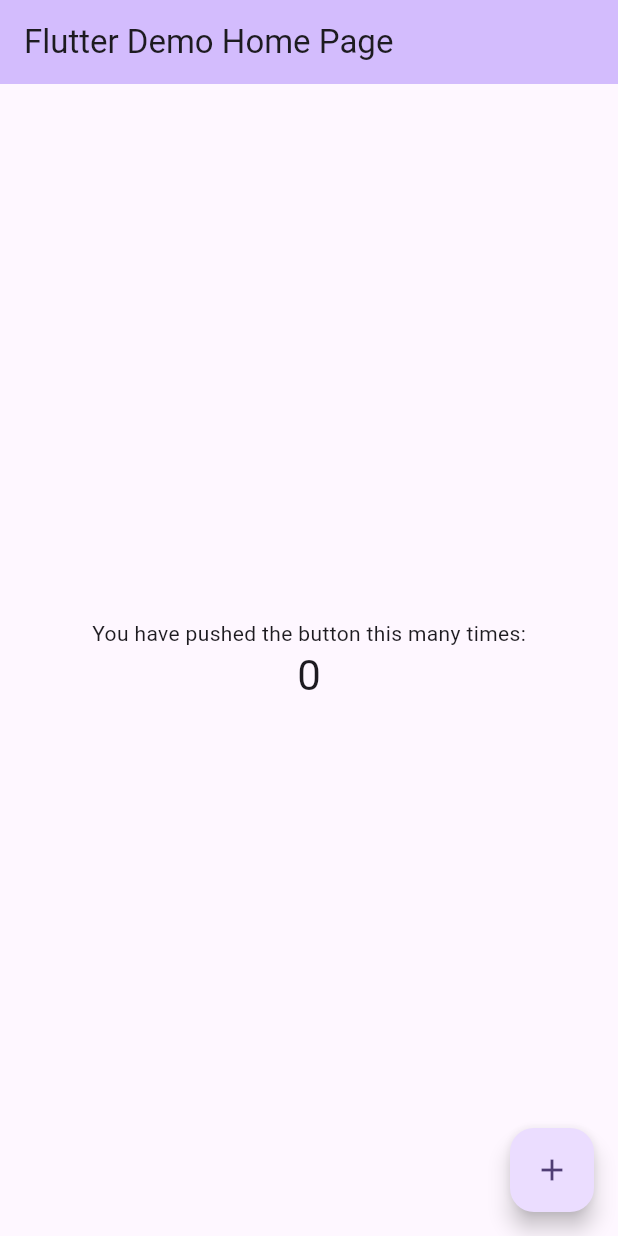
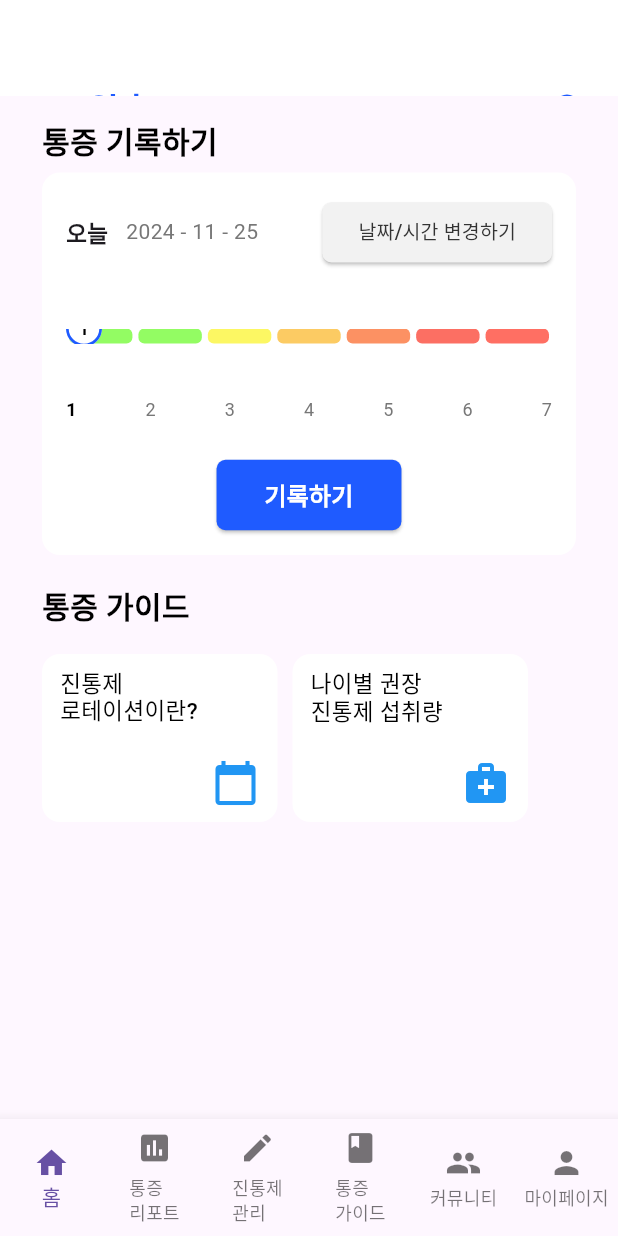
Before and after one commit to jisunshin79/terminal, a Flutter app: the screen it shows after launch, on a phone screen of 412 x 824 dp. Run offline on Flutter 3.47's test engine with Material 3 defaults, Android fonts, the phone set to English and light mode, and no system bars; Roboto replaces fonts that are missing (NPS font, Pretendard).

Commit message:
Initial Commit_HomeScreen

```diff
--- a/lib/main.dart
+++ b/lib/main.dart
@@ -1,125 +1,19 @@
 import 'package:flutter/material.dart';
+import 'screens/s_HomeScreen.dart';
 
-void main() {
-  runApp(const MyApp());
+void main(){
+  runApp(MyApp());
 }
 
 class MyApp extends StatelessWidget {
   const MyApp({super.key});
 
-  // This widget is the root of your application.
   @override
   Widget build(BuildContext context) {
     return MaterialApp(
-      title: 'Flutter Demo',
-      theme: ThemeData(
-        // This is the theme of your application.
-        //
-        // TRY THIS: Try running your application with "flutter run". You'll see
-        // the application has a purple toolbar. Then, without quitting the app,
-        // try changing the seedColor in the colorScheme below to Colors.green
-        // and then invoke "hot reload" (save your changes or press the "hot
-        // reload" button in a Flutter-supported IDE, or press "r" if you used
-        // the command line to start the app).
-        //
-        // Notice that the counter didn't reset back to zero; the application
-        // state is not lost during the reload. To reset the state, use hot
-        // restart instead.
-        //
-        // This works for code too, not just values: Most code changes can be
-        // tested with just a hot reload.
-        colorScheme: ColorScheme.fromSeed(seedColor: Colors.deepPurple),
-        useMaterial3: true,
-      ),
-      home: const MyHomePage(title: 'Flutter Demo Home Page'),
+      title: '스윗홈',
+      debugShowCheckedModeBanner: false,
+      home: const HomeScreen(),
     );
   }
 }
-
-class MyHomePage extends StatefulWidget {
-  const MyHomePage({super.key, required this.title});
-
-  // This widget is the home page of your application. It is stateful, meaning
-  // that it has a State object (defined below) that contains fields that affect
-  // how it looks.
-
-  // This class is the configuration for the state. It holds the values (in this
-  // case the title) provided by the parent (in this case the App widget) and
-  // used by the build method of the State. Fields in a Widget subclass are
-  // always marked "final".
-
-  final String title;
-
-  @override
-  State<MyHomePage> createState() => _MyHomePageState();
-}
-
-class _MyHomePageState extends State<MyHomePage> {
-  int _counter = 0;
-
-  void _incrementCounter() {
-    setState(() {
-      // This call to setState tells the Flutter framework that something has
-      // changed in this State, which causes it to rerun the build method below
-      // so that the display can reflect the updated values. If we changed
-      // _counter without calling setState(), then the build method would not be
-      // called again, and so nothing would appear to happen.
-      _counter++;
-    });
-  }
-
-  @override
-  Widget build(BuildContext context) {
-    // This method is rerun every time setState is called, for instance as done
-    // by the _incrementCounter method above.
-    //
-    // The Flutter framework has been optimized to make rerunning build methods
-    // fast, so that you can just rebuild anything that needs updating rather
-    // than having to individually change instances of widgets.
-    return Scaffold(
-      appBar: AppBar(
-        // TRY THIS: Try changing the color here to a specific color (to
-        // Colors.amber, perhaps?) and trigger a hot reload to see the AppBar
-        // change color while the other colors stay the same.
-        backgroundColor: Theme.of(context).colorScheme.inversePrimary,
-        // Here we take the value from the MyHomePage object that was created by
-        // the App.build method, and use it to set our appbar title.
-        title: Text(widget.title),
-      ),
-      body: Center(
-        // Center is a layout widget. It takes a single child and positions it
-        // in the middle of the parent.
-        child: Column(
-          // Column is also a layout widget. It takes a list of children and
-          // arranges them vertically. By default, it sizes itself to fit its
-          // children horizontally, and tries to be as tall as its parent.
-          //
-          // Column has various properties to control how it sizes itself and
-          // how it positions its children. Here we use mainAxisAlignment to
-          // center the children vertically; the main axis here is the vertical
-          // axis because Columns are vertical (the cross axis would be
-          // horizontal).
-          //
-          // TRY THIS: Invoke "debug painting" (choose the "Toggle Debug Paint"
-          // action in the IDE, or press "p" in the console), to see the
-          // wireframe for each widget.
-          mainAxisAlignment: MainAxisAlignment.center,
-          children: <Widget>[
-            const Text(
-              'You have pushed the button this many times:',
-            ),
-            Text(
-              '$_counter',
-              style: Theme.of(context).textTheme.headlineMedium,
-            ),
-          ],
-        ),
-      ),
-      floatingActionButton: FloatingActionButton(
-        onPressed: _incrementCounter,
-        tooltip: 'Increment',
-        child: const Icon(Icons.add),
-      ), // This trailing comma makes auto-formatting nicer for build methods.
-    );
-  }
-}
--- /dev/null
+++ b/lib/screens/s_HomeScreen.dart
@@ -0,0 +1,122 @@
+import 'package:flutter/material.dart';
+import 'package:terminal/theme/colors.dart';
+import 'package:terminal/widgets/w_PainRecordBox.dart';
+import 'package:terminal/widgets/w_GuideCard.dart';
+
+class HomeScreen extends StatelessWidget {
+  const HomeScreen({super.key});
+
+  @override
+  Widget build(BuildContext context) {
+    // 화면 높이 계산
+    final screenHeight = MediaQuery.of(context).size.height;
+    final appBarHeight = 64.0; // AppBar 높이
+    final bottomNavBarHeight = 90.0; // BottomNavigationBar 높이
+
+    // 화면에 들어갈 수 있는 최대 높이
+    final contentHeight = screenHeight - appBarHeight - bottomNavBarHeight;
+
+    return Scaffold(
+      appBar: PreferredSize(
+        preferredSize: Size.fromHeight(appBarHeight),
+        child: AppBar(
+          backgroundColor: boxBackgroundColor,
+          elevation: 0,
+          flexibleSpace: Padding(
+            padding: const EdgeInsets.only(left: 35, top: 55, right: 18),
+            child: Row(
+              children: [
+                Text(
+                  '스윗홈',
+                  style: TextStyle(
+                    color: primaryColor,
+                    fontSize: 24,
+                    fontWeight: FontWeight.bold,
+                    fontFamily: 'NPS font',
+                    letterSpacing: 0.3,
+                    height: 1.5,
+                  ),
+                ),
+                Spacer(),
+                Stack(
+                  children: [
+                    IconButton(
+                      icon: Icon(Icons.notifications_none_outlined, color: Colors.black),
+                      onPressed: () {},
+                    ),
+                    Positioned(
+                      right: 8,
+                      top: 8,
+                      child: CircleAvatar(
+                        radius: 8,
+                        backgroundColor: primaryColor,
+                        child: Text(
+                          '2',
+                          style: TextStyle(color: boxBackgroundColor, fontSize: 11),
+                        ),
+                      ),
+                    )
+                  ],
+                )
+              ],
+            ),
+          ),
+        ),
+      ),
+      body: SingleChildScrollView(
+        child: Container(
+          padding: const EdgeInsets.symmetric(horizontal: 28, vertical: 16),
+          constraints: BoxConstraints(minHeight: contentHeight),
+          child: Column(
+            crossAxisAlignment: CrossAxisAlignment.start,
+            children: [
+              Text(
+                '통증 기록하기',
+                style: TextStyle(
+                  color: Colors.black,
+                  fontSize: 20,
+                  fontWeight: FontWeight.w600,
+                  fontFamily: 'Pretendard',
+                  height: 1.4,
+                ),
+              ),
+              SizedBox(height: 5),
+              PainRecordBox(),
+              SizedBox(height: 20), // 간격 추가
+              Text(
+                '통증 가이드',
+                style: TextStyle(
+                  color: Colors.black,
+                  fontSize: 20,
+                  fontWeight: FontWeight.w600,
+                  fontFamily: 'Pretendard',
+                  height: 1.4,
+                ),
+              ),
+              SizedBox(height: 16),
+              Row(
+                children: [
+                  GuideCard('진통제\n로테이션이란?', Icons.calendar_today),
+                  SizedBox(width: 10),
+                  GuideCard('나이별 권장\n진통제 섭취량', Icons.medical_services),
+                ],
+              ),
+
+            ],
+          ),
+        ),
+      ),
+      bottomNavigationBar: BottomNavigationBar(
+        type: BottomNavigationBarType.fixed,
+        items: const [
+          BottomNavigationBarItem(icon: Icon(Icons.home), label: '홈'),
+          BottomNavigationBarItem(icon: Icon(Icons.insert_chart), label: '통증\n리포트'),
+          BottomNavigationBarItem(icon: Icon(Icons.edit), label: '진통제\n관리'),
+          BottomNavigationBarItem(icon: Icon(Icons.book), label: '통증\n가이드'),
+          BottomNavigationBarItem(icon: Icon(Icons.people), label: '커뮤니티'),
+          BottomNavigationBarItem(icon: Icon(Icons.person), label: '마이페이지'),
+        ],
+      ),
+    );
+  }
+}
--- /dev/null
+++ b/lib/theme/colors.dart
@@ -0,0 +1,19 @@
+import 'package:flutter/material.dart';
+
+// 메인 색상
+const Color primaryColor = Color(0xff1F5BFF);
+const Color boxBackgroundColor = Color(0xffffffff);
+const Color backgroundColor = Color(0xffF4F5F6);
+
+// 통증 레벨 색상
+const Color painLevel1 = Colors.green;
+const Color painLevel2 = Colors.lightGreen;
+const Color painLevel3 = Colors.yellow;
+const Color painLevel4 = Colors.orange;
+const Color painLevel5 = Colors.deepOrange;
+const Color painLevel6 = Color(0xFFE57373); // Red[400]
+const Color painLevel7 = Colors.red;
+
+// 기타 색상
+const Color buttonTextColor = Colors.white;
+const Color disabledButtonColor = Colors.grey;
--- /dev/null
+++ b/lib/widgets/w_GuideCard.dart
@@ -0,0 +1,37 @@
+import 'package:flutter/material.dart';
+import 'package:terminal/theme/colors.dart';
+
+Widget GuideCard(String title, IconData icon) {
+  return Container(
+    width: 157,
+    height: 112,
+    padding: const EdgeInsets.symmetric(horizontal: 12, vertical: 10),
+    decoration: BoxDecoration(
+      color: boxBackgroundColor,
+      borderRadius: BorderRadius.circular(12),
+      //boxShadow: [BoxShadow(color: Colors.grey[300]!, blurRadius: 5, offset: Offset(2, 2))],
+    ),
+    child: Column(
+      crossAxisAlignment: CrossAxisAlignment.start, // 텍스트 왼쪽 정렬
+      mainAxisAlignment: MainAxisAlignment.spaceBetween,
+      children: [
+        Text(
+          title,
+          textAlign: TextAlign.left,
+          style: TextStyle(
+            fontFamily: 'Pretendard',
+            fontSize: 15,
+            height: 1.2,
+            fontWeight: FontWeight.w500,
+            color: Colors.black,
+          ),
+        ),
+        Spacer(),
+        Align(
+          alignment: Alignment.bottomRight,
+          child: Icon(icon, size: 32, color: Colors.blue),
+        ),
+      ],
+    ),
+  );
+}
--- /dev/null
+++ b/lib/widgets/w_PainRecordBox.dart
@@ -0,0 +1,212 @@
+import 'package:flutter/material.dart';
+import 'package:terminal/theme/colors.dart';
+import 'package:terminal/screens/s_PainRecordScreen.dart';
+
+class PainRecordBox extends StatefulWidget {
+  @override
+  _PainRecordBoxState createState() => _PainRecordBoxState();
+}
+
+class _PainRecordBoxState extends State<PainRecordBox> {
+  double currentIndex = 1.0;
+
+  @override
+  Widget build(BuildContext context) {
+    // 동적 segmentWidth 계산: 화면 너비를 7등분
+    double segmentWidth = 42;
+
+    return Padding(
+      padding: const EdgeInsets.all(0),
+      child: Container(
+        padding: EdgeInsets.all(16),
+        decoration: BoxDecoration(
+          color: boxBackgroundColor,
+          borderRadius: BorderRadius.circular(12),
+        ),
+        child: Column(
+          crossAxisAlignment: CrossAxisAlignment.start,
+          children: [
+            // 상단 날짜와 버튼
+            Row(
+              mainAxisAlignment: MainAxisAlignment.spaceBetween,
+              children: [
+                Row(
+                  children: [
+                    Text(
+                      '오늘',
+                      style: TextStyle(
+                        fontFamily: 'Roboto',
+                        fontWeight: FontWeight.w600,
+                        fontSize: 15,
+                        height: 1.2,
+                      ),
+                    ),
+                    SizedBox(width: 12),
+                    Text(
+                      '2024 - 11 - 25',
+                      style: TextStyle(
+                        fontSize: 14,
+                        color: Color(0xff777777),
+                        height: 1.2,
+                      ),
+                    ),
+                  ],
+                ),
+                ElevatedButton(
+
+                  onPressed: () {},
+                  style: ElevatedButton.styleFrom(
+                    backgroundColor: Color(0xffF2F2F2),
+                    shape: RoundedRectangleBorder(
+                      borderRadius: BorderRadius.circular(6),
+                    ),
+                  ),
+                  child: Text(
+                    '날짜/시간 변경하기',
+                    style: TextStyle(
+                      fontSize: 13,
+                      color: Color(0xff333333),
+                      fontFamily: 'Pretendard',
+                      height: 1.5,
+                    ),
+                  ),
+                ),
+              ],
+            ),
+            SizedBox(height: 40),
+            // 색상 바와 드래그 가능한 동그라미
+            Stack(
+              children: [
+                // 색상 바
+                Row(
+                  children: List.generate(7, (index) {
+                    return Expanded(
+                      child: Container(
+                        height: 10,
+                        margin: EdgeInsets.symmetric(horizontal: 2),
+                        decoration: BoxDecoration(
+                          color: _getColorForPainLevel(index + 1),
+                          borderRadius: BorderRadius.circular(4),
+                        ),
+                      ),
+                    );
+                  }),
+                ),
+                // 드래그 가능한 동그라미
+                Positioned(
+                  left: (currentIndex - 1) * segmentWidth,
+                  top: -12,
+                  child: GestureDetector(
+                    onHorizontalDragUpdate: (details) {
+                      setState(() {
+                        // 드래그된 위치를 구간에 맞게 조정
+                        double newPosition = (details.localPosition.dx / segmentWidth)
+                            .clamp(0.0, 6.0); // 드래그 범위를 제한
+                        currentIndex = newPosition + 1.0; // 인덱스 업데이트
+                      });
+                    },
+                    child: CircleAvatar(
+                      radius: 12,
+                      backgroundColor: boxBackgroundColor,
+                      child: Container(
+                        decoration: BoxDecoration(
+                          shape: BoxShape.circle,
+                          border: Border.all(color: primaryColor, width: 1.8),
+                        ),
+                        child: Center(
+                          child: Text(
+                            '${currentIndex.toInt()}',
+                            style: TextStyle(
+                              fontSize: 12,
+                              color: Colors.black,
+                              fontWeight: FontWeight.bold,
+                            ),
+                          ),
+                        ),
+                      ),
+                    ),
+                  ),
+                ),
+              ],
+            ),
+            SizedBox(height: 35),
+            // 숫자 표시 (클릭 가능)
+            Row(
+              mainAxisAlignment: MainAxisAlignment.spaceBetween,
+              children: List.generate(7, (index) {
+                return GestureDetector(
+                  onTap: () {
+                    setState(() {
+                      currentIndex = (index + 1).toDouble(); // 숫자 클릭 시 인덱스 업데이트
+                    });
+                  },
+                  child: Text(
+                    '${index + 1}',
+                    style: TextStyle(
+                      fontSize: 12,
+                      color: index + 1 == currentIndex.toInt()
+                          ? Colors.black
+                          : Color(0xff777777),
+                      fontWeight: index + 1 == currentIndex.toInt()
+                          ? FontWeight.bold
+                          : FontWeight.normal,
+                    ),
+                  ),
+                );
+              }),
+            ),
+            SizedBox(height: 25),
+            // 기록하기 버튼
+            Center(
+              child: ElevatedButton(
+                onPressed: () {
+                  Navigator.push(
+                    context,
+                    MaterialPageRoute(builder: (context) => PainRecordScreen()),
+                  );
+                },
+                style: ElevatedButton.styleFrom(
+                  backgroundColor: primaryColor,
+                  shape: RoundedRectangleBorder(
+                    borderRadius: BorderRadius.circular(6),
+                  ),
+                  padding: EdgeInsets.symmetric(horizontal: 32, vertical: 12),
+                ),
+                child: Text(
+                  '기록하기',
+                  style: TextStyle(
+                    fontSize: 16,
+                    color: Colors.white,
+                    fontWeight: FontWeight.bold,
+                  ),
+                ),
+              ),
+            ),
+          ],
+        ),
+      ),
+    );
+  }
+
+  // 통증 강도에 따른 색상 반환 함수
+  Color _getColorForPainLevel(int level) {
+    switch (level) {
+      case 1:
+        return Color(0xff93FC63);
+      case 2:
+        return Color(0xff93FC63);
+      case 3:
+        return Color(0xffFCF763);
+      case 4:
+        return Color(0xffFCCB63);
+      case 5:
+        return Color(0xffFC9163);
+      case 6:
+        return Color(0xffFC6F63);
+      case 7:
+        return Color(0xffFF6F63);
+      default:
+        return Colors.grey;
+    }
+  }
+}
```
Also changed, not shown: lib/screens/s_PainRecordScreen.dart (added, +148 -0 lines), lib/screens/s_RecordScreen.dart (added, +10 -0 lines).
